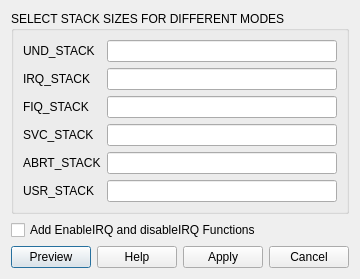
This is Editor/MainApplication/StartUp.ui in sanjuchopracool/Arm-Ide as Qt 5 draws it before an edit. The edited form follows.
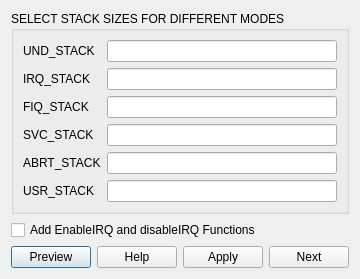
This is the edited form.

Commit message: MAde some changes in ui and replaced cancel button with next, if the file does not exis(first time setup) it will create otherwise it will skip any changes to linker or startup file

What changed in the file:
```diff
--- a/Editor/MainApplication/StartUp.ui
+++ b/Editor/MainApplication/StartUp.ui
@@ -6,7 +6,7 @@
    <rect>
     <x>0</x>
     <y>0</y>
-    <width>325</width>
+    <width>336</width>
     <height>265</height>
    </rect>
   </property>
@@ -114,7 +114,7 @@
    <item row="2" column="3">
     <widget class="QPushButton" name="pbCancel">
      <property name="text">
-      <string>Cancel</string>
+      <string>Next</string>
      </property>
     </widget>
    </item>
```
Left out of the diff: 4 changed lines with no effect on the pictures. The commit also changes 6 other files.
